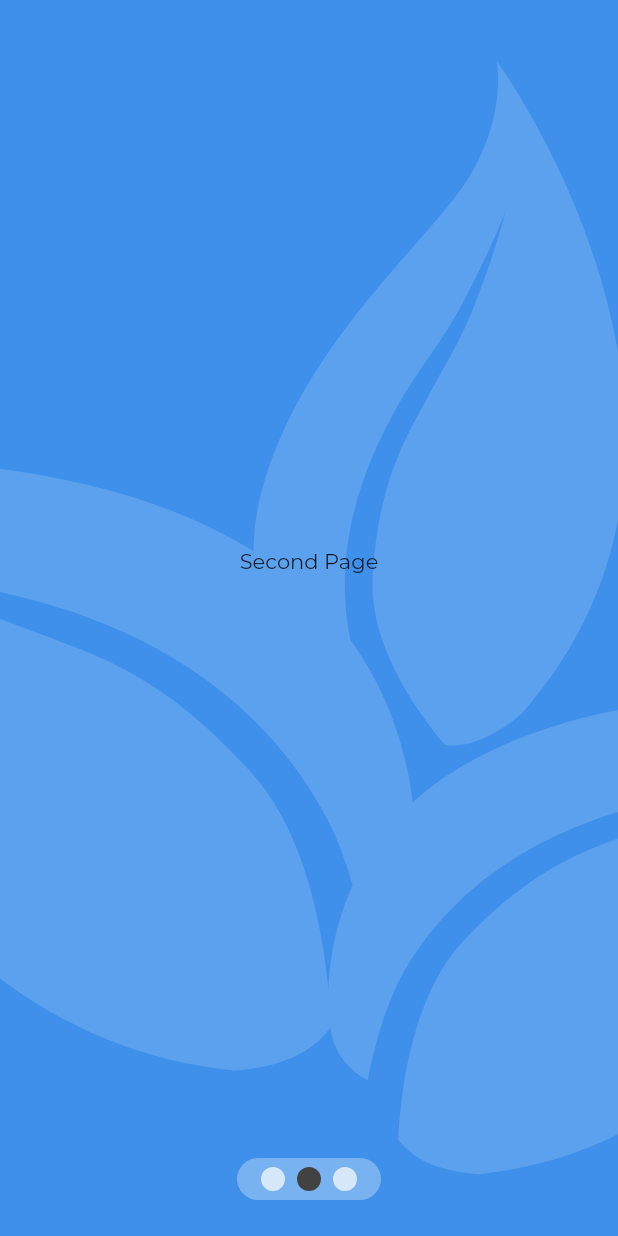
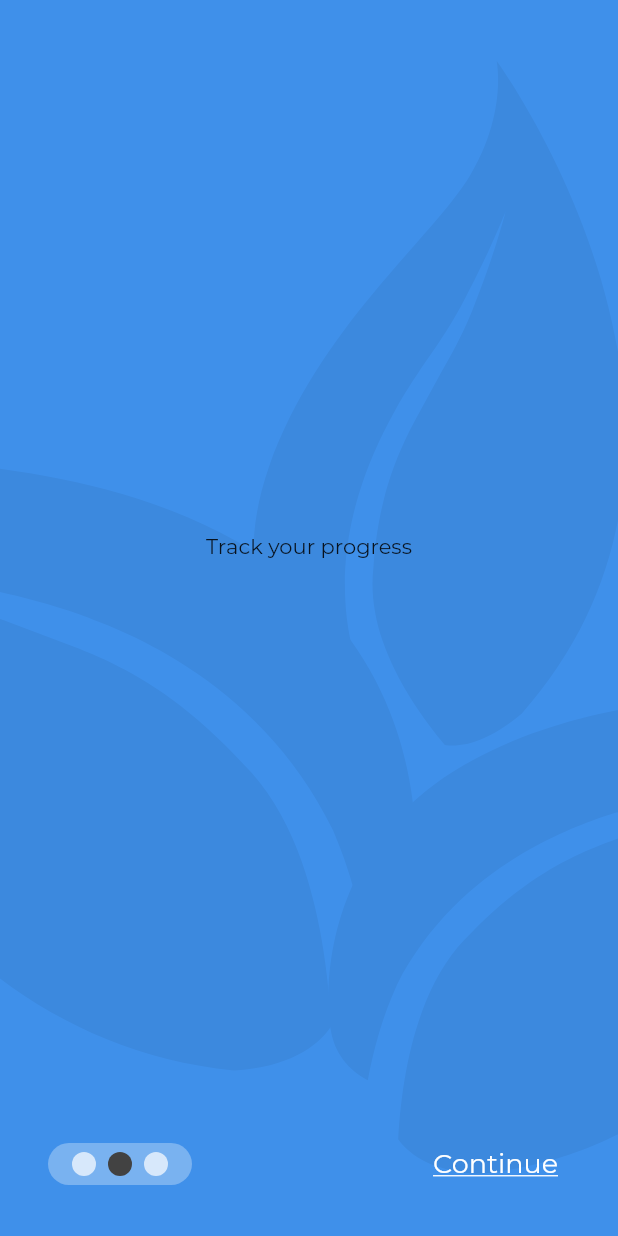
Before and after one commit to matthewyingtao/environ, a Flutter app: the screen it shows after launch, swiped to page 2, on a phone screen of 412 x 824 dp. Run offline on Flutter 3.47's test engine with Material 2 defaults, Android fonts, the phone set to English and light mode, and no system bars; drawn by our look-alikes of smooth_page_indicator; our stand-ins replace cloud_firestore, firebase_auth, firebase_core, flutter_spinkit, flutter_svg, shared_preferences; accounts and stored records are empty.

Commit message:
Onboarding switching

```diff
--- a/lib/main.dart
+++ b/lib/main.dart
@@ -3,6 +3,7 @@ import 'package:flutter/material.dart';
 import 'package:firebase_core/firebase_core.dart';
 import 'package:provider/provider.dart';
 import 'package:brewcrew/shared/constants.dart';
+import 'package:shared_preferences/shared_preferences.dart';
 
 import 'models/user_model.dart';
 import 'services/auth.dart';
@@ -13,6 +14,11 @@ void main() async {
   runApp(MyApp());
 }
 
+void clear() async {
+  SharedPreferences prefs = await SharedPreferences.getInstance();
+  prefs.clear();
+}
+
 class MyApp extends StatelessWidget {
   // This widget is the root of your application.
   @override
@@ -20,6 +26,7 @@ class MyApp extends StatelessWidget {
     return StreamProvider<UserModel>.value(
       value: AuthService().user,
       child: MaterialApp(
+        debugShowCheckedModeBanner: false,
         theme: appTheme,
         home: Wrapper(),
       ),
--- a/lib/screens/onboarding/onboarding.dart
+++ b/lib/screens/onboarding/onboarding.dart
@@ -1,9 +1,14 @@
-import 'package:brewcrew/screens/onboarding/sustainably.dart';
+import 'dart:math';
+
+import 'package:brewcrew/screens/wrapper.dart';
 import 'package:brewcrew/shared/constants.dart';
 import 'package:flutter/material.dart';
 import 'package:flutter_svg/flutter_svg.dart';
 import 'package:smooth_page_indicator/smooth_page_indicator.dart';
-import 'dart:math';
+import 'package:brewcrew/screens/onboarding/sustainably.dart';
+import 'package:brewcrew/screens/onboarding/progress.dart';
+import 'package:brewcrew/screens/onboarding/knowledge.dart';
+import 'package:shared_preferences/shared_preferences.dart';
 
 class Onboarding extends StatefulWidget {
   @override
@@ -11,36 +16,33 @@ class Onboarding extends StatefulWidget {
 }
 
 class _OnboardingState extends State<Onboarding> {
-  double leafSize = 4;
-  final PageController controller = PageController(initialPage: 0);
+  double _leafRotation = pi / 12;
+  final PageController _controller = PageController(initialPage: 0);
   Color _bgColor = themeGreen;
+  bool _goSignIn = false;
 
   @override
   Widget build(BuildContext context) {
-    return Scaffold(
+    return _goSignIn
+        ? Wrapper()
+        : Scaffold(
             resizeToAvoidBottomInset: false,
             backgroundColor: _bgColor,
             body: Stack(
               children: [
-          AnimatedContainer(
+                Transform.scale(
+                  scale: 2,
+                  child: AnimatedContainer(
                       constraints: BoxConstraints.expand(),
                       duration: Duration(milliseconds: 500),
                       color: _bgColor,
-            child: TweenAnimationBuilder<double>(
-              tween: Tween<double>(begin: 0, end: leafSize),
-              duration: const Duration(milliseconds: 500),
-              curve: Curves.easeInOut,
-              builder: (BuildContext context, double size, Widget widget) {
-                return Transform.scale(
-                  alignment: Alignment.center,
-                  scale: 2,
+                      transform: Matrix4.rotationZ(_leafRotation),
+                      transformAlignment: Alignment.center,
+                      curve: Curves.easeOut,
                       child: SvgPicture.asset(
                         "assets/leavesbg.svg",
-                    color: Color.fromRGBO(255, 255, 255, 0.15),
-                  ),
-                );
-              },
-            ),
+                        color: Color.fromRGBO(0, 0, 0, 0.05),
+                      )),
                 ),
                 AnimatedSwitcher(
                   duration: const Duration(milliseconds: 200),
@@ -49,7 +51,7 @@ class _OnboardingState extends State<Onboarding> {
                       Expanded(
                         child: PageView(
                           scrollDirection: Axis.horizontal,
-                    controller: controller,
+                          controller: _controller,
                           onPageChanged: (index) {
                             setState(() {
                               switch (index) {
@@ -71,6 +73,7 @@ class _OnboardingState extends State<Onboarding> {
                                   }
                                   break;
                               }
+                              _leafRotation = (index - 1) * (pi / 12);
                             });
                           },
                           children: <Widget>[
@@ -79,10 +82,10 @@ class _OnboardingState extends State<Onboarding> {
                               child: Sustainably(),
                             ),
                             Center(
-                        child: Text('Second Page'),
+                              child: Progress(),
                             ),
                             Center(
-                        child: Text('Third Page'),
+                              child: Knowledge(),
                             )
                           ],
                         ),
@@ -92,22 +95,47 @@ class _OnboardingState extends State<Onboarding> {
                           horizontal: 8.0,
                           vertical: 24.0,
                         ),
-                  child: Container(
+                        child: Row(
+                          children: [
+                            Container(
                               decoration: BoxDecoration(
                                 borderRadius: BorderRadius.circular(50),
                                 color: Colors.white30,
                               ),
+                              margin: EdgeInsets.only(left: 24.0),
                               padding: EdgeInsets.symmetric(
                                 vertical: 6.0,
                                 horizontal: 16.0,
                               ),
                               child: SmoothPageIndicator(
-                        controller: controller,
+                                controller: _controller,
                                 count: 3,
-                        effect: WormEffect(
+                                effect: ColorTransitionEffect(
                                     dotColor: Colors.white70,
                                     activeDotColor: Colors.grey[800]),
-                        onDotClicked: (index) {}),
+                              ),
+                            ),
+                            Spacer(),
+                            Container(
+                              margin: EdgeInsets.only(right: 24.0),
+                              child: TextButton(
+                                onPressed: () async {
+                                  print("Hello" +
+                                      (_controller.page == 2).toString());
+                                  if (_controller.page == 2) {
+                                    _goSignIn = true;
+                                  } else {
+                                    _controller.nextPage(
+                                        duration: Duration(milliseconds: 200),
+                                        curve: Curves.easeOut);
+                                  }
+                                },
+                                child: Text("Continue",
+                                    style: linkButtonStyle.copyWith(
+                                        color: Colors.white)),
+                              ),
+                            ),
+                          ],
                         ),
                       )
                     ],
--- a/lib/screens/onboarding/progress.dart
+++ b/lib/screens/onboarding/progress.dart
@@ -0,0 +1,10 @@
+import 'package:flutter/material.dart';
+
+class Progress extends StatelessWidget {
+  @override
+  Widget build(BuildContext context) {
+    return Container(
+      child: Text("Track your progress"),
+    );
+  }
+}
--- a/lib/screens/onboarding/sustainably.dart
+++ b/lib/screens/onboarding/sustainably.dart
@@ -4,7 +4,10 @@ class Sustainably extends StatelessWidget {
   @override
   Widget build(BuildContext context) {
     return Container(
-      child: Text("Live more Sustainably"),
+      child: Text(
+        "Live more Sustainably",
+        style: TextStyle(color: Colors.white),
+      ),
     );
   }
 }
--- a/lib/shared/constants.dart
+++ b/lib/shared/constants.dart
@@ -21,7 +21,7 @@ const textInputDecoration = InputDecoration(
 
 const linkButtonStyle = const TextStyle(
   color: themeDarkGreen,
-  fontSize: 16,
+  fontSize: 18,
   decoration: TextDecoration.underline,
 );
 
@@ -77,7 +77,3 @@ ThemeData appTheme = ThemeData(
       ),
       bodyText2: TextStyle(),
     ));
-
-const titleTextStyle = TextStyle(
-  fontWeight: FontWeight.bold,
-);
```
Also changed, not shown: lib/screens/onboarding/knowledge.dart (+10 -0 lines), lib/screens/wrapper.dart (+7 -11 lines). Lines whose indentation alone changed are shown as unchanged.
